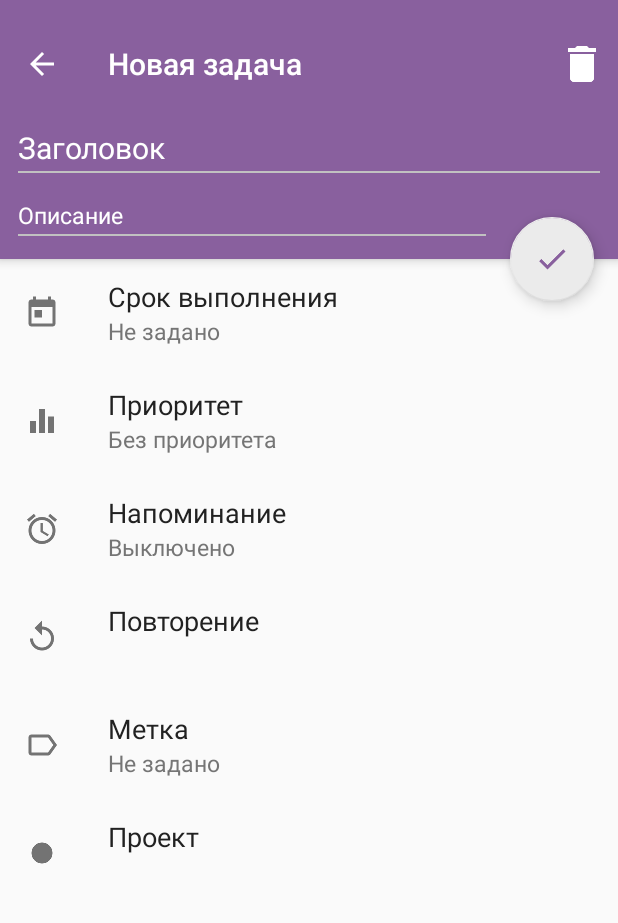
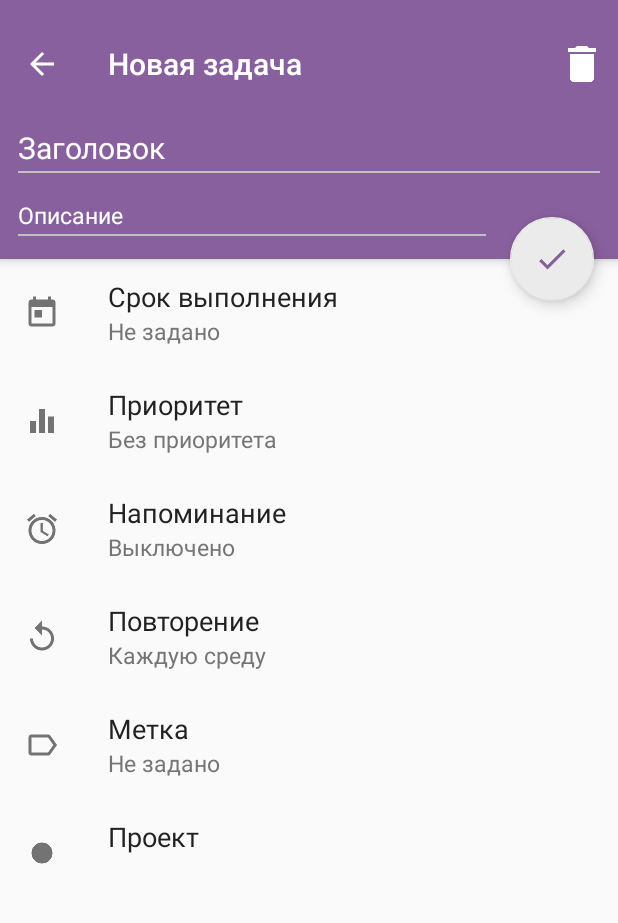
Before and after one commit to iamkatrechko/ProjectManager, an Android app: the fragment TaskEditFragment placed in its activity, on a phone screen of 412 x 824 dp, the part 98-1021 px from its top. Run offline under Robolectric (Android 15) with nearby library versions, the phone set to English and light mode, and no system bars; 5 statements that could not run were skipped.

Commit message:
Рефакторинг фрагмента редактирования задачи

```diff
--- a/app/src/main/java/com/iamkatrechko/projectmanager/Methods.java
+++ b/app/src/main/java/com/iamkatrechko/projectmanager/Methods.java
@@ -71,7 +71,7 @@ public class Methods {
     }
 
     private String setBufDate(String date) {
-        String[] months = mContext.getResources().getStringArray(R.array.months);
+        String[] months = mContext.getResources().getStringArray(R.array.months_names);
         int year = Integer.valueOf(date.split("\\.")[2]);
         int month = Integer.valueOf(date.split("\\.")[1]) - 1;
         int day = Integer.valueOf(date.split("\\.")[0]);
--- a/app/src/main/java/com/iamkatrechko/projectmanager/activity/TaskEditActivity.java
+++ b/app/src/main/java/com/iamkatrechko/projectmanager/activity/TaskEditActivity.java
@@ -7,8 +7,8 @@ import android.view.MenuItem;
 
 import com.iamkatrechko.projectmanager.R;
 import com.iamkatrechko.projectmanager.Themes;
+import com.iamkatrechko.projectmanager.fragment.TaskEditFragment;
 import com.iamkatrechko.projectmanager.utils.Utils;
-import com.iamkatrechko.projectmanager.fragment.TaskEditFragment;
 
 /**
  * Created by Muxa on 26.02.2016.
@@ -54,7 +54,7 @@ public class TaskEditActivity extends AppCompatActivity {
         return super.onOptionsItemSelected(item);
     }
 
-    public void onBackPressed(){
+    public void onBackPressed() {
         finish();
         overridePendingTransition(R.anim.act_slide_up_in, R.anim.act_slide_up_out);
     }
--- a/app/src/main/java/com/iamkatrechko/projectmanager/entity/Tag.java
+++ b/app/src/main/java/com/iamkatrechko/projectmanager/entity/Tag.java
@@ -14,6 +14,7 @@ import java.util.UUID;
  *         Date: 25.02.2016
  */
 public class Tag implements Parcelable {
+
     private static final String JSON_ID = "id";
     private static final String JSON_TITLE = "title";
 
@@ -91,4 +92,9 @@ public class Tag implements Parcelable {
             return new Tag[size];
         }
     };
+
+    @Override
+    public String toString() {
+        return getTitle();
+    }
 }
--- a/app/src/main/java/com/iamkatrechko/projectmanager/fragment/TaskEditFragment.java
+++ b/app/src/main/java/com/iamkatrechko/projectmanager/fragment/TaskEditFragment.java
@@ -18,37 +18,44 @@ import android.view.ViewGroup;
 import android.widget.EditText;
 import android.widget.TextView;
 
-import com.iamkatrechko.projectmanager.dialog.DialogChoiceDatesFragment;
-import com.iamkatrechko.projectmanager.dialog.DialogSetTagsFragment;
 import com.iamkatrechko.projectmanager.Methods;
 import com.iamkatrechko.projectmanager.MyNotificationManager;
 import com.iamkatrechko.projectmanager.ProjectLab;
 import com.iamkatrechko.projectmanager.R;
+import com.iamkatrechko.projectmanager.dialog.DialogChoiceDatesFragment;
+import com.iamkatrechko.projectmanager.dialog.DialogSetTagsFragment;
+import com.iamkatrechko.projectmanager.entity.Tag;
 import com.iamkatrechko.projectmanager.entity.Task;
+import com.iamkatrechko.projectmanager.utils.Utils;
 
 import java.util.ArrayList;
 import java.util.UUID;
 
 /**
- * Created by Muxa on 25.02.2016.
+ * Фрагмент редактирования задачи
+ * @author iamkatrechko
+ *         Date: 25.02.2016
  */
-public class TaskEditFragment extends Fragment implements View.OnClickListener{
-    Methods m;
-    ProjectLab lab;
-    MyNotificationManager myNotificationManager;
+public class TaskEditFragment extends Fragment implements View.OnClickListener {
+
+    private Methods m;
+    /** Класс по работе с проектами и задачами */
+    private ProjectLab lab;
+    private MyNotificationManager myNotificationManager;
 
     private static int DIALOG_DATE_TIME_FRAGMENT = 175255;
     private static int DIALOG_SET_TAGS_FRAGMENT = 112521;
 
-    EditText etTitle;
-    EditText etDescription;
-    TextView tvDateTime;
-    TextView tvPriority;
-    TextView tvRemind;
-    TextView tvTag;
+    private EditText etTitle;
+    private EditText etDescription;
+    private TextView tvDateTime;
+    private TextView tvPriority;
+    private TextView tvRemind;
+    private TextView tvTag;
+    /** Текстовое поле с наименованием проекта задачи */
+    private TextView textViewProject;
 
     private String[] priorities;
-    private String[] notifys = {"Выключено", "Включено"};
 
     private UUID ID;
     private String Operation;
@@ -56,15 +63,8 @@ public class TaskEditFragment extends Fragment implements View.OnClickListener{
     private boolean tIsNotify = false;
     private ArrayList<UUID> tTagsList = new ArrayList<>();
 
-    String date = "null";
-    String time = "null";
-
-    int year;
-    int month;
-    int day;
-
-    int hour;
-    int minute;
+    private String date = "null";
+    private String time = "null";
 
     private Task task;
 
@@ -76,25 +76,8 @@ public class TaskEditFragment extends Fragment implements View.OnClickListener{
         args.putString("Operation", operation);
         args.putString("parentID", parentID);
         fragment.setArguments(args);
+
         return fragment;
-    }
-
-    public void onActivityResult(int n, int n2, Intent intent) {
-        if (n2 == 0 && n == DIALOG_DATE_TIME_FRAGMENT) {
-            date = intent.getStringExtra("date");
-            time = intent.getStringExtra("time");
-            setDateTime();
-        }
-        if (n2 == 0 && n == DIALOG_SET_TAGS_FRAGMENT){
-            //Конвертируем айди меток к задаче в список с UUID
-            ArrayList<UUID> newList = new ArrayList<>();
-            String[] list = intent.getStringArrayExtra("TagsID");
-            for (String s : list){
-                newList.add(UUID.fromString(s));
-            }
-            tTagsList = newList;
-            tvTag.setText(getTagsInString());
-        }
     }
 
     @Override
@@ -129,21 +112,21 @@ public class TaskEditFragment extends Fragment implements View.OnClickListener{
         tvPriority = (TextView) v.findViewById(R.id.textView_priority);
         tvRemind = (TextView) v.findViewById(R.id.textViewReminder);
         tvTag = (TextView) v.findViewById(R.id.textViewTag);
-
+        textViewProject = (TextView) v.findViewById(R.id.text_view_project);
 
         priorities = getActivity().getResources().getStringArray(R.array.priorities);
-        if (Operation.equals("edit")){
+        if (Operation.equals("edit")) {
             getActivity().setTitle(R.string.activity_subtask_edit);
             task = lab.getTaskOnAllLevel(ID);
             tPriority = task.getPriority();
             tIsNotify = task.getIsNotify();
             date = task.getDate();
             time = task.getTime();
-            for (UUID id : task.getTags()){
+            for (UUID id : task.getTags()) {
                 tTagsList.add(id);
             }
             setValues();
-        }else{
+        } else {
             getActivity().setTitle(R.string.activity_subtask_add);
             setDefaultValues();
         }
@@ -161,7 +144,7 @@ public class TaskEditFragment extends Fragment implements View.OnClickListener{
 
     @Override
     public void onClick(View view) {
-        switch (view.getId()){
+        switch (view.getId()) {
             case R.id.buttonSave:
                 if (Operation.equals("edit")) {
                     task.setTitle(etTitle.getText().toString());
@@ -174,7 +157,7 @@ public class TaskEditFragment extends Fragment implements View.OnClickListener{
                     task.setTags(tTagsList);
 
                     myNotificationManager.addNotification(task.getID());
-                }else{
+                } else {
                     UUID ID = UUID.fromString(getArguments().getString("parentID"));
                     Task task = new Task(etTitle.getText().toString());
                     task.setDescription(etDescription.getText().toString());
@@ -207,13 +190,14 @@ public class TaskEditFragment extends Fragment implements View.OnClickListener{
                 break;
             case R.id.linear_reminder:
                 final AlertDialog.Builder builder2 = new AlertDialog.Builder(getActivity());
+                String[] remindValues = new String[]{getString(R.string.remind_off), getString(R.string.remind_on)};
                 builder2.setTitle("Напоминание...")
-                        .setSingleChoiceItems(notifys, tIsNotify ? 1 : 0,
+                        .setSingleChoiceItems(remindValues, tIsNotify ? 1 : 0,
                                 new DialogInterface.OnClickListener() {
                                     @Override
                                     public void onClick(final DialogInterface dialog, int item) {
                                         tIsNotify = (item != 0);
-                                        tvRemind.setText(notifys[item]);
+                                        tvRemind.setText(getString(item == 0 ? R.string.remind_off : R.string.remind_on));
                                         dialog.cancel();
                                     }
                                 });
@@ -222,15 +206,15 @@ public class TaskEditFragment extends Fragment implements View.OnClickListener{
                 break;
             case R.id.linear_date_time:
                 FragmentManager fragmentManager = getActivity().getSupportFragmentManager();
-                DialogChoiceDatesFragment fragmentDialog = DialogChoiceDatesFragment.newInstance(date, time);
-                fragmentDialog.setTargetFragment(this, DIALOG_DATE_TIME_FRAGMENT);
-                fragmentDialog.show(fragmentManager, "setDateTimeDialog");
+                DialogChoiceDatesFragment dialogChoiceDatesFragment = DialogChoiceDatesFragment.newInstance(date, time);
+                dialogChoiceDatesFragment.setTargetFragment(this, DIALOG_DATE_TIME_FRAGMENT);
+                dialogChoiceDatesFragment.show(fragmentManager, "DIALOG_DATE_TIME_FRAGMENT");
                 break;
             case R.id.linear_tag:
                 FragmentManager fragmentManager2 = getActivity().getSupportFragmentManager();
-                DialogSetTagsFragment fragmentDialog2 = DialogSetTagsFragment.newInstance(tTagsList);
-                fragmentDialog2.setTargetFragment(this, DIALOG_SET_TAGS_FRAGMENT);
-                fragmentDialog2.show(fragmentManager2, "setTagsDialog");
+                DialogSetTagsFragment dialogSetTagsFragment = DialogSetTagsFragment.newInstance(tTagsList);
+                dialogSetTagsFragment.setTargetFragment(this, DIALOG_SET_TAGS_FRAGMENT);
+                dialogSetTagsFragment.show(fragmentManager2, "DIALOG_SET_TAGS_FRAGMENT");
                 break;
         }
     }
@@ -238,64 +222,83 @@ public class TaskEditFragment extends Fragment implements View.OnClickListener{
     @Override
     public void onCreateOptionsMenu(Menu menu, MenuInflater inflater) {
         super.onCreateOptionsMenu(menu, inflater);
-        menu.clear();
         inflater.inflate(R.menu.menu_edit_tasks, menu);
     }
 
     @Override
     public boolean onOptionsItemSelected(MenuItem item) {
-        int id = item.getItemId();
+        switch (item.getItemId()) {
+            case R.id.delete:
+                if (Operation.equals("edit")) {
+                    myNotificationManager.deleteNotification(task.getID());
+                    lab.removeTaskByID(task.getID());
+                    getActivity().finish();
+                }
+                getActivity().finish();
+                break;
+        }
+        return super.onOptionsItemSelected(item);
+    }
 
-        //Удаление задачи
-        if (id == R.id.delete) {
-            if (Operation.equals("edit")){
-                myNotificationManager.deleteNotification(task.getID());
-                lab.removeTaskByID(task.getID());
-                getActivity().finish();
-            }else{
-                getActivity().finish();
+    public void onActivityResult(int n, int n2, Intent intent) {
+        if (n2 == 0 && n == DIALOG_DATE_TIME_FRAGMENT) {
+            date = intent.getStringExtra("date");
+            time = intent.getStringExtra("time");
+            setDateTime();
+        }
+        if (n2 == 0 && n == DIALOG_SET_TAGS_FRAGMENT) {
+            //Конвертируем айди меток к задаче в список с UUID
+            ArrayList<UUID> newList = new ArrayList<>();
+            String[] list = intent.getStringArrayExtra("TagsID");
+            for (String s : list) {
+                newList.add(UUID.fromString(s));
             }
-            return true;
+            tTagsList = newList;
+            tvTag.setText(getTagsInString());
         }
-
-        return super.onOptionsItemSelected(item);
     }
 
     ////////////////////////////////////////////////////////////////////////////////////////////////
     // Методы //////////////////////////////////////////////////////////////////////////////////////
     ////////////////////////////////////////////////////////////////////////////////////////////////
 
-    private String getTagsInString(){
-        String tagsString = "";
-        for (int i = 0; i < tTagsList.size(); i++) {
-            if (i == 0) {
-                tagsString += lab.getTag(tTagsList.get(i)).getTitle();
-            } else {
-                tagsString += ", " + lab.getTag(tTagsList.get(i)).getTitle();
-            }
+    /**
+     * Возвращает список тэгов в виде строки с перечислением
+     * @return список тэгов в виде строки с перечислением
+     */
+    private String getTagsInString() {
+        Tag[] tags = new Tag[tTagsList.size()];
+        for (int i = 0; i < tags.length; i++) {
+            tags[i] = lab.getTag(tTagsList.get(i));
         }
-        if (tagsString.length() == 0){
-            return "Не задано";
-        }else {
+        String tagsString = Utils.concatToString(tags);
+        if (tagsString.length() == 0) {
+            return getString(R.string.not_specified);
+        } else {
             return tagsString;
         }
     }
 
-    private void setDefaultValues(){
-        tvDateTime.setText("Не задано");
-        tvRemind.setText(notifys[0]);
+    /** Устанавливает значения по умолчанию для всех полей */
+    private void setDefaultValues() {
+        tvDateTime.setText(getString(R.string.not_specified));
+        tvRemind.setText(getString(R.string.remind_off));
         tvTag.setText(getTagsInString());
+        textViewProject.setText(lab.getProject(UUID.fromString(getArguments().getString("parentID"))).getTitle());
     }
 
-    private void setValues(){
+    /** Устанавливает значения для всех полей по текущей задаче */
+    private void setValues() {
         etTitle.setText(task.getTitle());
         etDescription.setText(task.getDescription());
         tvDateTime.setText(m.getFormatDateForSubTaskEdit(task.getDate(), task.getTime()));
-        tvRemind.setText(notifys[tIsNotify ? 1 : 0]);
+        tvRemind.setText(getString(!tIsNotify ? R.string.remind_off : R.string.remind_on));
         tvTag.setText(getTagsInString());
+        textViewProject.setText(lab.getProjectOfTask(task.getID()).getTitle());
     }
 
-    private void setDateTime(){
+    /** Устанавливает время в текстовое поле */
+    private void setDateTime() {
         tvDateTime.setText(m.getFormatDateForSubTaskEdit(date, time));
     }
 }
--- a/app/src/main/java/com/iamkatrechko/projectmanager/new_entity/DateLabel.java
+++ b/app/src/main/java/com/iamkatrechko/projectmanager/new_entity/DateLabel.java
@@ -5,8 +5,8 @@ import java.util.Calendar;
 import java.util.Locale;
 
 /**
- * Created on 05.03.2017
- * author: ivanov_m
+ * @author iamkatrechko
+ *         Date: 05.03.2017
  */
 public class DateLabel implements TaskListItem {
 
--- a/app/src/main/java/com/iamkatrechko/projectmanager/utils/Utils.java
+++ b/app/src/main/java/com/iamkatrechko/projectmanager/utils/Utils.java
@@ -3,23 +3,25 @@ package com.iamkatrechko.projectmanager.utils;
 import android.app.Activity;
 import android.content.Intent;
 import android.content.res.Resources;
+import android.support.annotation.NonNull;
 
 public class Utils {
+
     private static int sTheme;
+
     /**
      * Set the theme of the Activity, and restart it by creating a new Activity of the same sType.
      */
-    public static void changeToTheme(Activity activity, int theme)
-    {
+    public static void changeToTheme(Activity activity, int theme) {
         sTheme = theme;
         activity.finish();
 
         activity.startActivity(new Intent(activity, activity.getClass()));
         //activity.overridePendingTransition(R.anim.act_alpha_left_in, R.anim.act_alpha_left_out);
     }
+
     /** Set the theme of the activity, according to the configuration. */
-    public static void onActivityCreateSetTheme(Activity activity, Integer id)
-    {
+    public static void onActivityCreateSetTheme(Activity activity, Integer id) {
         String pName = activity.getApplicationContext().getPackageName();
         Resources mRes = activity.getApplicationContext().getResources();
         sTheme = id;
@@ -27,4 +29,21 @@ public class Utils {
         activity.setTheme(mRes.getIdentifier("AppTheme" + sTheme, "style", pName));
         //activity.setTheme(mRes.getIdentifier("AppTheme", "style", pName));
     }
+
+    /**
+     * Соединяет массив объектов в одну строку через запятые
+     * @param objects массив объектов
+     * @return массив объектов в одну строку через запятые
+     */
+    public static String concatToString(@NonNull Object[] objects) {
+        String result = "";
+        for (int i = 0; i < objects.length; i++) {
+            if (i == (objects.length - 1)) {
+                result += objects[i].toString();
+            } else {
+                result += objects[i].toString() + ", ";
+            }
+        }
+        return result;
+    }
 }
--- a/app/src/main/res/layout/fragment_subtask_edit.xml
+++ b/app/src/main/res/layout/fragment_subtask_edit.xml
@@ -221,6 +221,7 @@
                         android:layout_height="wrap_content"
                         android:textColor="#757575"
                         android:textSize="15sp"
+                        android:text="Каждую среду"
                         tools:text="Наименование повтора"
                         />
 
@@ -261,6 +262,8 @@
                         android:id="@+id/textViewTag"
                         android:layout_width="wrap_content"
                         android:layout_height="wrap_content"
+                        android:ellipsize="end"
+                        android:maxLines="1"
                         android:textColor="#757575"
                         android:textSize="15sp"
                         tools:text="Наименование метки"
@@ -300,7 +303,7 @@
                         android:textSize="18sp"/>
 
                     <TextView
-                        android:id="@+id/textViewProject"
+                        android:id="@+id/text_view_project"
                         android:layout_width="wrap_content"
                         android:layout_height="wrap_content"
                         android:textColor="#757575"
--- a/app/src/main/res/values/strings.xml
+++ b/app/src/main/res/values/strings.xml
@@ -35,6 +35,11 @@
     <string name="nav_menu_settings">Настройки</string>
     <string name="nav_menu_info">О программе</string>
 
+    <!-- Окно редактирования задачи -->
+    <string name="not_specified">Не задано</string>
+    <string name="remind_on">Включено</string>
+    <string name="remind_off">Выключено</string>
+
     <string-array name="priorities">
         <item>Без приоритета</item>
         <item>Низкий приоритет</item>
@@ -48,7 +53,7 @@
         <item>#eb5a46</item>
     </string-array>
 
-    <string-array name="months">
+    <string-array name="months_names">
         <item>января</item>
         <item>февраля</item>
         <item>марта</item>
```
